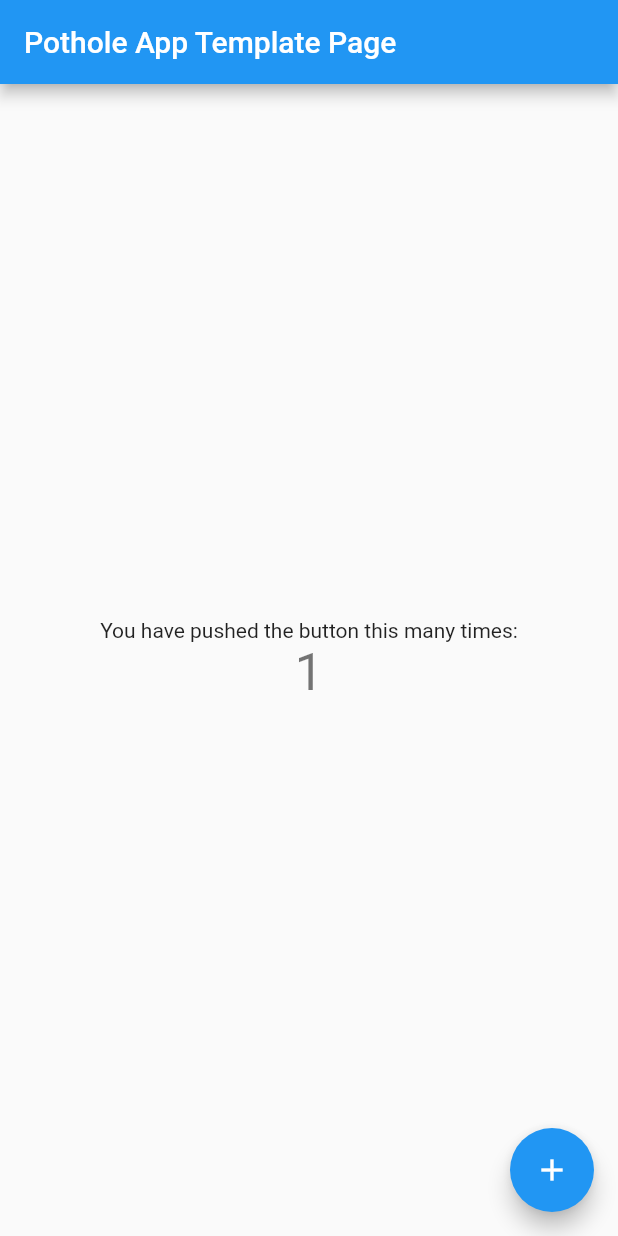
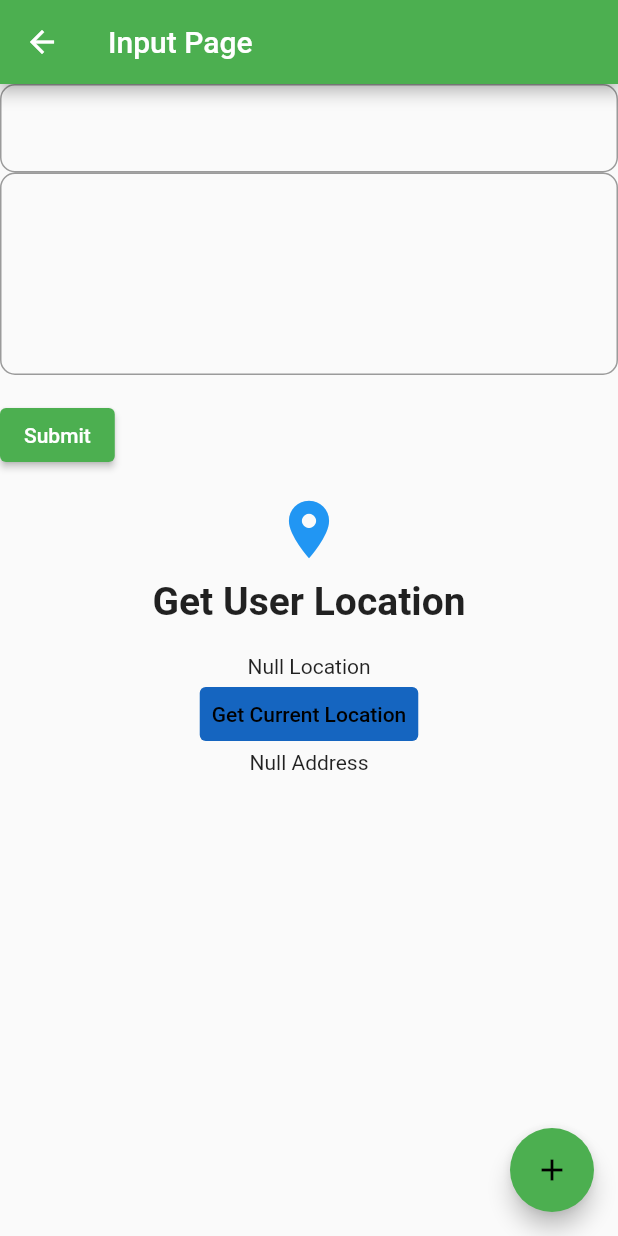
Before and after one commit to abhishek7997/Pothole-Problem, a Flutter app: the screen it shows after launch, after a tap on the "add" icon, on a phone screen of 412 x 824 dp. Run offline on Flutter 3.47's test engine with Material 2 defaults, Android fonts, the phone set to English and light mode, and no system bars; our stand-ins replace geocoding, geolocator.

Commit message:
Made the app functional to some extent, yet to add persistence or firebase io

```diff
--- a/lib/main.dart
+++ b/lib/main.dart
@@ -1,4 +1,10 @@
 import 'package:flutter/material.dart';
+import './screens/pothole_detail_screen.dart';
+import 'package:provider/provider.dart';
+import './screens/input_screen.dart';
+import 'providers/potholes.dart';
+import 'providers/pothole.dart';
+import 'screens/HomePage.dart';
 
 void main() {
   runApp(MyApp());
@@ -7,57 +13,31 @@ void main() {
 class MyApp extends StatelessWidget {
   @override
   Widget build(BuildContext context) {
-    return MaterialApp(
-      title: 'Pothole App Template',
-      theme: ThemeData(
-        primarySwatch: Colors.blue,
-      ),
-      home: MyHomePage(title: 'Pothole App Template Page'),
-    );
-  }
-}
-
-class MyHomePage extends StatefulWidget {
-  MyHomePage({Key key, this.title}) : super(key: key);
-  final String title;
-
-  @override
-  _MyHomePageState createState() => _MyHomePageState();
-}
-
-class _MyHomePageState extends State<MyHomePage> {
-  int _counter = 0;
-
-  void _incrementCounter() {
-    setState(() {
-      _counter++;
-    });
-  }
-
-  @override
-  Widget build(BuildContext context) {
-    return Scaffold(
-      appBar: AppBar(
-        title: Text(widget.title),
-      ),
-      body: Center(
-        child: Column(
-          mainAxisAlignment: MainAxisAlignment.center,
-          children: <Widget>[
-            Text(
-              'You have pushed the button this many times:',
-            ),
-            Text(
-              '$_counter',
-              style: Theme.of(context).textTheme.headline4,
-            ),
-          ],
+    return MultiProvider(
+      providers: [
+        ChangeNotifierProvider.value(value: PotHoles()),
+        ChangeNotifierProvider.value(value: PotHole()),
+      ],
+      child: GestureDetector(
+        onTap: () {
+          FocusScopeNode currentFocus = FocusScope.of(context);
+          if (!currentFocus.hasPrimaryFocus &&
+              currentFocus.focusedChild != null) {
+            FocusManager.instance.primaryFocus.unfocus();
+          }
+        },
+        child: MaterialApp(
+          title: 'Pothole App',
+          theme: ThemeData(
+            primarySwatch: Colors.green,
+            accentColor: Colors.lightBlue,
+          ),
+          home: MyHomePage(),
+          routes: {
+            PotHoleDetailScreen.routeName: (ctx) => PotHoleDetailScreen(),
+            InputPage.routeName: (ctx) => InputPage(),
+          },
         ),
-      ),
-      floatingActionButton: FloatingActionButton(
-        onPressed: _incrementCounter,
-        tooltip: 'Increment',
-        child: Icon(Icons.add),
       ),
     );
   }
--- /dev/null
+++ b/lib/providers/pothole.dart
@@ -0,0 +1,45 @@
+import 'package:flutter/material.dart';
+import 'dart:io';
+import 'package:geolocator/geolocator.dart';
+import 'package:geocoding/geocoding.dart';
+
+class PotHole with ChangeNotifier {
+  final String id;
+  String roughGPSLocation;
+  String address;
+  File image;
+  Position currentPosition;
+  bool isFixed = false;
+
+  PotHole({
+    this.id,
+    this.currentPosition,
+  });
+
+  String get Id => id;
+  String get RoughGPSLocation => roughGPSLocation;
+  String get Address => address;
+  File get Image => image;
+  Position get CurrentPosition => currentPosition;
+  double get Latitude => currentPosition.latitude;
+  double get Longitude => currentPosition.longitude;
+
+  getAddressFromLatLng() async {
+    try {
+      List<Placemark> placemarks = await placemarkFromCoordinates(
+          currentPosition.latitude, currentPosition.longitude);
+      Placemark place = placemarks[0];
+      address = "${place.locality}, ${place.postalCode}, ${place.country}";
+    } catch (e) {
+      print(e);
+    }
+  }
+
+  // Setters
+
+  set setPosition(Position pos) {
+    currentPosition = pos;
+    getAddressFromLatLng();
+    notifyListeners();
+  }
+}
--- /dev/null
+++ b/lib/providers/potholes.dart
@@ -0,0 +1,33 @@
+import 'package:flutter/material.dart';
+import './pothole.dart';
+
+class PotHoles with ChangeNotifier {
+  List<PotHole> _items = [
+    PotHole(
+      id: 'p1',
+    ),
+    PotHole(
+      id: 'p2',
+    ),
+    PotHole(
+      id: 'p3',
+    ),
+    PotHole(
+      id: 'p4',
+    ),
+  ];
+
+  // List<PotHole> _items = [];
+
+  List<PotHole> get items {
+    // if (_showFavoritesOnly) {
+    //   return _items.where((prodItem) => prodItem.isFavorite).toList();
+    // }
+    return [..._items];
+  }
+
+  void addPothole(value) {
+    _items.add(value);
+    notifyListeners();
+  }
+}
--- /dev/null
+++ b/lib/screens/HomePage.dart
@@ -0,0 +1,33 @@
+import 'package:flutter/material.dart';
+import 'package:geolocator/geolocator.dart';
+import 'package:provider/provider.dart';
+import '../providers/pothole.dart';
+import '../widgets/potholes_list.dart';
+import '../screens/input_screen.dart';
+import '../providers/pothole.dart';
+
+class MyHomePage extends StatefulWidget {
+  @override
+  _MyHomePageState createState() => _MyHomePageState();
+}
+
+class _MyHomePageState extends State<MyHomePage> {
+  @override
+  Widget build(BuildContext context) {
+    print("App was rebuilt");
+    return Scaffold(
+      appBar: AppBar(
+        title: Text('Pothole App'),
+      ),
+      body: PotHolesList(),
+      floatingActionButton: FloatingActionButton(
+        onPressed: () {
+          // Add your onPressed code here!
+          Navigator.of(context).pushNamed(InputPage.routeName);
+        },
+        child: Icon(Icons.add),
+        backgroundColor: Colors.green,
+      ),
+    );
+  }
+}
--- /dev/null
+++ b/lib/screens/input_screen.dart
@@ -0,0 +1,165 @@
+import 'package:flutter/material.dart';
+import 'package:geolocator/geolocator.dart';
+import '../providers/potholes.dart';
+import '../providers/pothole.dart';
+import 'package:provider/provider.dart';
+
+class InputPage extends StatelessWidget {
+  static const routeName = '/input-screen';
+  TextEditingController textController = TextEditingController();
+  String roughGPSLocation = "";
+
+  @override
+  Widget build(BuildContext context) {
+    var settingsProvider = Provider.of<PotHole>(context);
+    return Scaffold(
+      appBar: AppBar(
+        title: Text('Input Page'),
+      ),
+      body: Column(
+        children: [
+          CustomInputs(),
+          GiveLocation(),
+        ],
+      ),
+      floatingActionButton: FloatingActionButton(
+        onPressed: () {
+          print("Adding Pothole - Dummy Data");
+          Provider.of<PotHoles>(context, listen: false).addPothole(
+            PotHole(
+              id: 'p5',
+              currentPosition: settingsProvider.CurrentPosition,
+            ),
+          );
+        },
+        child: Icon(Icons.add),
+        backgroundColor: Colors.green,
+      ),
+    );
+  }
+}
+
+class GiveLocation extends StatelessWidget {
+  @override
+  Widget build(BuildContext context) {
+    var settingsProvider = Provider.of<PotHole>(context);
+    _getCurrentLocation(BuildContext context) {
+      Geolocator.getCurrentPosition(
+              desiredAccuracy: LocationAccuracy.best,
+              forceAndroidLocationManager: true)
+          .then((Position position) {
+        settingsProvider.setPosition = position;
+      }).catchError((e) {
+        print(e);
+      });
+    }
+
+    return Container(
+      child: Column(
+        mainAxisAlignment: MainAxisAlignment.center,
+        crossAxisAlignment: CrossAxisAlignment.center,
+        children: <Widget>[
+          Icon(
+            Icons.location_on,
+            size: 46.0,
+            color: Colors.blue,
+          ),
+          SizedBox(height: 10.0),
+          Text(
+            'Get User Location',
+            style: TextStyle(fontSize: 26.0, fontWeight: FontWeight.bold),
+          ),
+          SizedBox(height: 20.0),
+          Consumer<PotHole>(
+            builder: (context, data, child) {
+              return Text(settingsProvider.CurrentPosition != null
+                  ? 'LAT: ${settingsProvider.Latitude} LON: ${settingsProvider.Longitude}'
+                  : "Null Location");
+            },
+          ),
+          TextButton(
+            style: TextButton.styleFrom(
+              backgroundColor: Colors.blue[800],
+            ),
+            onPressed: () => _getCurrentLocation(context),
+            child: Text(
+              "Get Current Location",
+              style: TextStyle(
+                color: Colors.black,
+              ),
+            ),
+          ),
+          Consumer<PotHole>(
+            builder: (context, data, child) {
+              return Text(settingsProvider.CurrentPosition != null
+                  ? 'Address : ${settingsProvider.Address}'
+                  : "Null Address");
+            },
+          ),
+        ],
+      ),
+    );
+  }
+}
+
+class CustomInputs extends StatelessWidget {
+  final _formKey = GlobalKey<FormState>();
+
+  @override
+  Widget build(BuildContext context) {
+    return Form(
+      key: _formKey,
+      child: Column(
+        crossAxisAlignment: CrossAxisAlignment.start,
+        children: <Widget>[
+          TextFormField(
+            decoration: InputDecoration(
+              border: OutlineInputBorder(
+                borderRadius: BorderRadius.circular(10),
+              ),
+            ),
+            validator: (value) {
+              if (value.isEmpty) {
+                return 'Please enter some text';
+              }
+              return null;
+            },
+            style: TextStyle(
+              color: Colors.deepPurpleAccent,
+              fontFamily: 'OpenSans',
+            ),
+          ),
+          TextFormField(
+            maxLines: 5,
+            decoration: InputDecoration(
+              border: OutlineInputBorder(
+                borderRadius: BorderRadius.circular(10),
+              ),
+            ),
+            validator: (value) {
+              if (value.isEmpty) {
+                return 'Please enter some text';
+              }
+              return null;
+            },
+          ),
+          Padding(
+            padding: const EdgeInsets.symmetric(vertical: 16.0),
+            child: ElevatedButton(
+              onPressed: () {
+                // Validate returns true if the form is valid, or false
+                // otherwise.
+                if (_formKey.currentState.validate()) {
+                  // If the form is valid, display a Snackbar.
+                  ScaffoldMessenger.of(context)
+                      .showSnackBar(SnackBar(content: Text('Processing Data')));
+                }
+              },
+              child: Text('Submit'),
+            ),
+          ),
+        ],
+      ),
+    );
+  }
+}
--- /dev/null
+++ b/lib/screens/pothole_detail_screen.dart
@@ -0,0 +1,21 @@
+import 'package:flutter/material.dart';
+import 'package:provider/provider.dart';
+import '../providers/potholes.dart';
+import '../providers/pothole.dart';
+
+class PotHoleDetailScreen extends StatelessWidget {
+  static const routeName = '/pothole-detail';
+  @override
+  Widget build(BuildContext context) {
+    final PotHole pothole =
+        ModalRoute.of(context).settings.arguments as PotHole;
+    return Scaffold(
+      appBar: AppBar(
+        title: Text(pothole.Id),
+      ),
+      body: Center(
+        child: Text("TODO"),
+      ),
+    );
+  }
+}
--- /dev/null
+++ b/lib/widgets/pothole_item.dart
@@ -0,0 +1,52 @@
+import 'package:flutter/material.dart';
+import 'package:pothole_problem/screens/pothole_detail_screen.dart';
+import 'package:provider/provider.dart';
+import '../providers/pothole.dart';
+
+class PotHoleItem extends StatelessWidget {
+  @override
+  Widget build(BuildContext context) {
+    final pothole = Provider.of<PotHole>(context, listen: false);
+    return Padding(
+      padding: const EdgeInsets.all(8.0),
+      child: Container(
+        decoration: BoxDecoration(
+            color: Colors.grey, borderRadius: BorderRadius.circular(15.0)),
+        child: ListTile(
+          trailing: Icon(pothole.isFixed ? Icons.check : Icons.clear),
+          title: Row(
+            children: [
+              Text(
+                pothole.id,
+                style: TextStyle(fontSize: 15.0, fontWeight: FontWeight.bold),
+              ),
+              SizedBox(
+                width: 20.0,
+              ),
+              Column(
+                mainAxisAlignment: MainAxisAlignment.start,
+                crossAxisAlignment: CrossAxisAlignment.start,
+                children: <Widget>[
+                  Text(
+                    "GPS Coordinates",
+                    style: TextStyle(
+                        fontSize: 14.0, fontWeight: FontWeight.normal),
+                  ),
+                  Text(
+                    "Rough Human Readable Address",
+                    style: TextStyle(
+                        fontSize: 12.0, fontWeight: FontWeight.normal),
+                  ),
+                ],
+              ),
+            ],
+          ),
+          onTap: () {
+            Navigator.of(context)
+                .pushNamed(PotHoleDetailScreen.routeName, arguments: pothole);
+          },
+        ),
+      ),
+    );
+  }
+}
--- /dev/null
+++ b/lib/widgets/potholes_list.dart
@@ -0,0 +1,20 @@
+import 'package:flutter/material.dart';
+import 'package:provider/provider.dart';
+import '../widgets/pothole_item.dart';
+import '../providers/potholes.dart';
+
+class PotHolesList extends StatelessWidget {
+  @override
+  Widget build(BuildContext context) {
+    final potholesData = Provider.of<PotHoles>(context);
+    final potholes = potholesData.items;
+    return ListView.builder(
+      padding: const EdgeInsets.all(10.0),
+      itemCount: potholesData.items.length,
+      itemBuilder: (ctx, i) => ChangeNotifierProvider.value(
+        value: potholes[i],
+        child: PotHoleItem(),
+      ),
+    );
+  }
+}
--- a/pubspec.yaml
+++ b/pubspec.yaml
@@ -28,6 +28,10 @@ dependencies:
   # The following adds the Cupertino Icons font to your application.
   # Use with the CupertinoIcons class for iOS style icons.
   cupertino_icons: ^1.0.2
+  provider: ^5.0.0
+  shared_preferences: ^2.0.5
+  geolocator: ^7.0.1
+  geocoding: ^2.0.0
 
 dev_dependencies:
   flutter_test:
```
Also changed, not shown: pubspec.lock, 1 other file.
